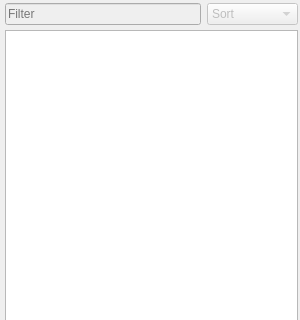
Old version of the form mpfmonitor/core/ui/searchable_tree.ui in the repository missionpinball/mpf-monitor; both pictures show x 0 to 300 and y 0 to 320 of the 300 by 500 pixel window.
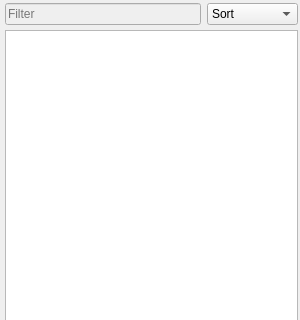
New version of the form.

Diff of the .ui file:
```diff
--- a/mpfmonitor/core/ui/searchable_tree.ui
+++ b/mpfmonitor/core/ui/searchable_tree.ui
@@ -56,7 +56,7 @@
      <item row="0" column="1">
       <widget class="QComboBox" name="sortComboBox">
        <property name="enabled">
-        <bool>false</bool>
+        <bool>true</bool>
        </property>
        <property name="toolTip">
         <string>Coming soon</string>
```
Left out of the diff: 2 changed lines with no effect on the pictures.
